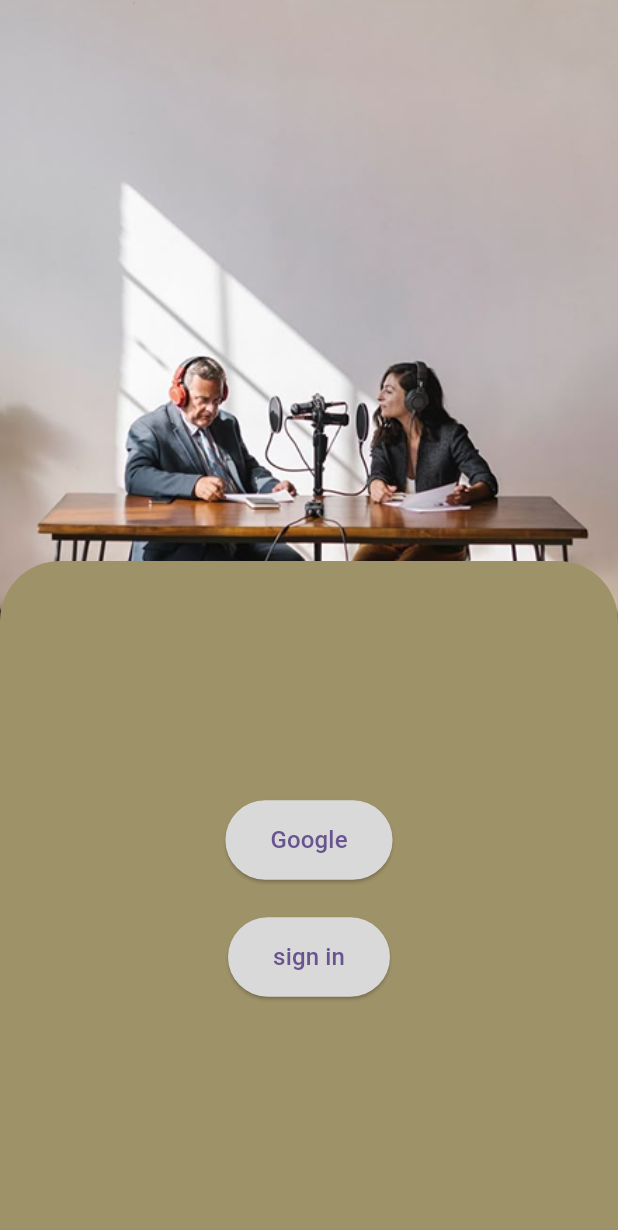
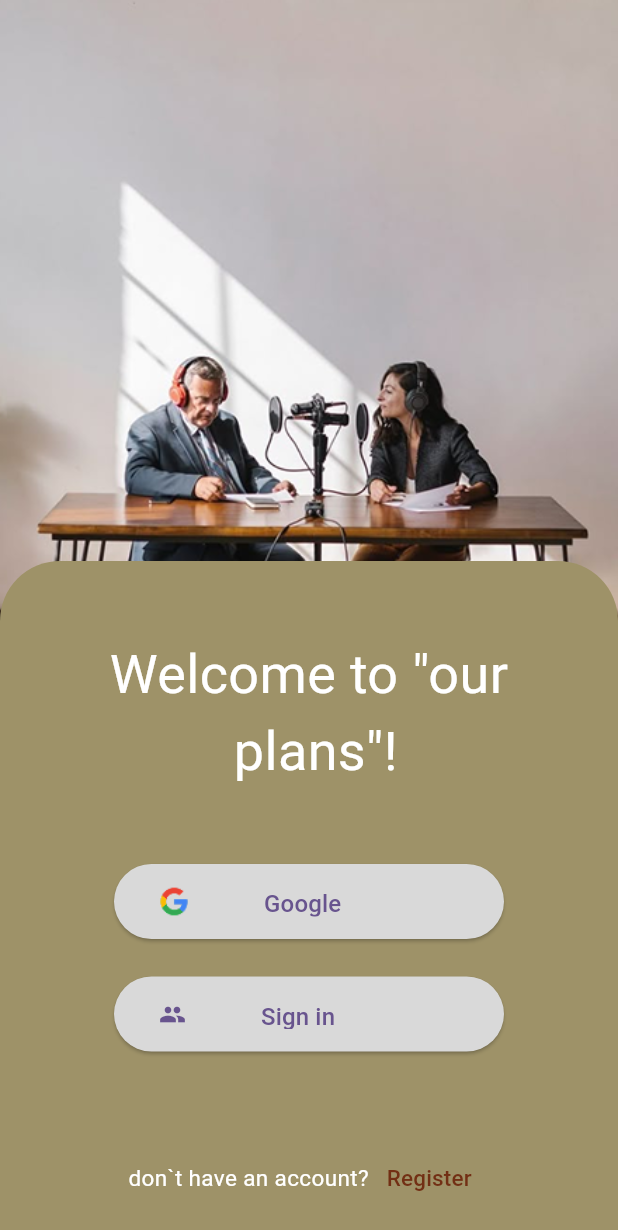
Before and after one commit to kwuvw/our-plans, a Flutter app: the screen it shows after launch, on a phone screen of 412 x 824 dp. Shown: the top 1230 px of the screen. Run offline on Flutter 3.47's test engine with Material 3 defaults, Android fonts, the phone set to English and light mode, and no system bars.

Commit message:
Full welcome page

```diff
--- a/lib/pages/WelcomePage.dart
+++ b/lib/pages/WelcomePage.dart
@@ -7,12 +7,16 @@ class Welcome extends StatelessWidget {
   @override
   Widget build(BuildContext context) {
     return Scaffold(
+      backgroundColor: const Color.fromARGB(255, 158, 146, 104), // <-- Добавлено здесь
       body: Column(
         children: [
           Expanded(
             child: Stack(
               children: [
-                Image.asset('images/peaple Welcome.png', fit: BoxFit.cover),
+                Image.asset('images/peaple Welcome.png',
+                  fit: BoxFit.cover,
+                  width: double.infinity, // <-- Добавлено для полной ширины
+                ),
                 Positioned(
                   bottom: 0,
                   left: 0,
@@ -27,30 +31,96 @@ class Welcome extends StatelessWidget {
                       ),
                     ),
                     child: Column(
-                      mainAxisAlignment: MainAxisAlignment.center,
+                      mainAxisAlignment: MainAxisAlignment.start,
                       children: [
-                        ElevatedButton(
+                        SizedBox(height: 50),
+                        Text(
+                          'Welcome to "our \n plans"!',
+                          textAlign: TextAlign.center,
+                          style: TextStyle(
+                            color: Colors.white,
+                            fontSize: 36,
+                          ),
+                        ),
+                        SizedBox(height: 50,),
+                        SizedBox(
+                          width: 260,
+                          height: 50,
+                          child: ElevatedButton(
                             style: ElevatedButton.styleFrom(
-                            backgroundColor: Color.fromARGB(255, 217, 217, 217),
+                              backgroundColor: Color.fromARGB(
+                                255,
+                                217,
+                                217,
+                                217,
+                              ),
                               padding: EdgeInsets.symmetric(
                                 horizontal: 30,
                                 vertical: 15,
                               ),
                             ),
                             onPressed: () {},
-                          child: Text('Google', style: TextStyle(fontSize: 16)),
+                            child: Row(
+                              children: [
+                                Image.asset(
+                                  'images/googleLogo.png',
+                                  fit: BoxFit.cover,
+                                ),
+                                SizedBox(width: 50),
+                                Text('Google', style: TextStyle(fontSize: 16)),
+                              ],
+                            ),
+                          ),
                         ),
                         SizedBox(height: 25),
-                        ElevatedButton(
+                        SizedBox(
+                          width: 260,
+                          height: 50,
+                          child: ElevatedButton(
                             style: ElevatedButton.styleFrom(
-                            backgroundColor: Color.fromARGB(255, 217, 217, 217),
+                              backgroundColor: Color.fromARGB(
+                                255,
+                                217,
+                                217,
+                                217,
+                              ),
                               padding: EdgeInsets.symmetric(
                                 horizontal: 30,
                                 vertical: 15,
                               ),
                             ),
                             onPressed: () {},
-                          child: Text('sign in', style: TextStyle(fontSize: 16)),
+                            child: Row(
+                              mainAxisAlignment: MainAxisAlignment.start,
+                              children: [
+                                Icon(Icons.people),
+                                SizedBox(width: 50),
+                                Text('Sign in', style: TextStyle(fontSize: 16)),
+                              ],
+                            ),
+                          ),
+                        ),
+                        SizedBox(height: 60),
+                        Row(
+                          mainAxisAlignment: MainAxisAlignment.center,
+                          children: [
+                            Text('don`t have an account?',
+                              style: TextStyle(
+                                color: Colors.white,
+                                fontSize: 15,
+                              ),
+                            ),
+                            TextButton(
+                              onPressed: (){},
+                              child: Text(
+                                'Register',
+                                style: TextStyle(
+                                  color: Color.fromARGB(255, 114, 47, 20),
+                                  fontSize: 15
+                                ),
+                              ),
+                            ),
+                          ],
                         ),
                       ],
                     ),
--- a/pubspec.yaml
+++ b/pubspec.yaml
@@ -60,6 +60,7 @@ flutter:
   # To add assets to your application, add an assets section, like this:
   assets:
     - images/peaple Welcome.png
+    - images/googleLogo.png
 
 
   # An image asset can refer to one or more resolution-specific "variants", see
```
Also changed, not shown: images/googleLogo.png (added). Lines whose indentation alone changed are shown as unchanged.
